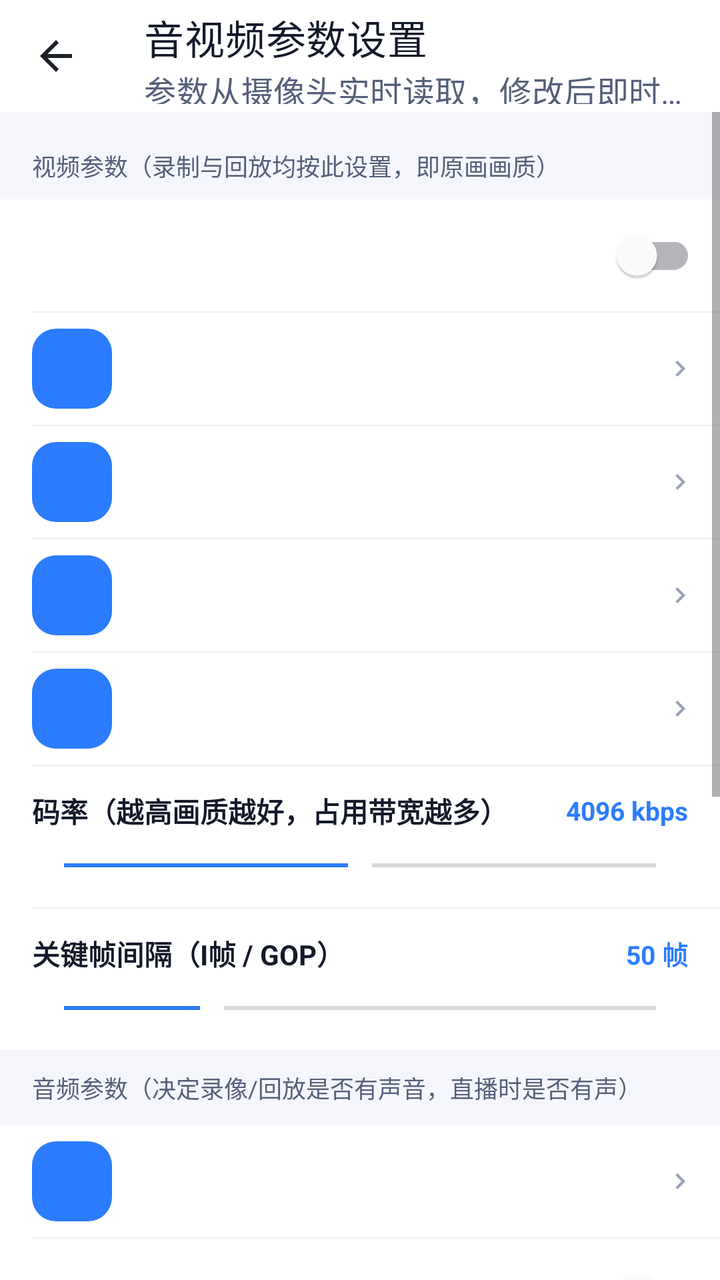
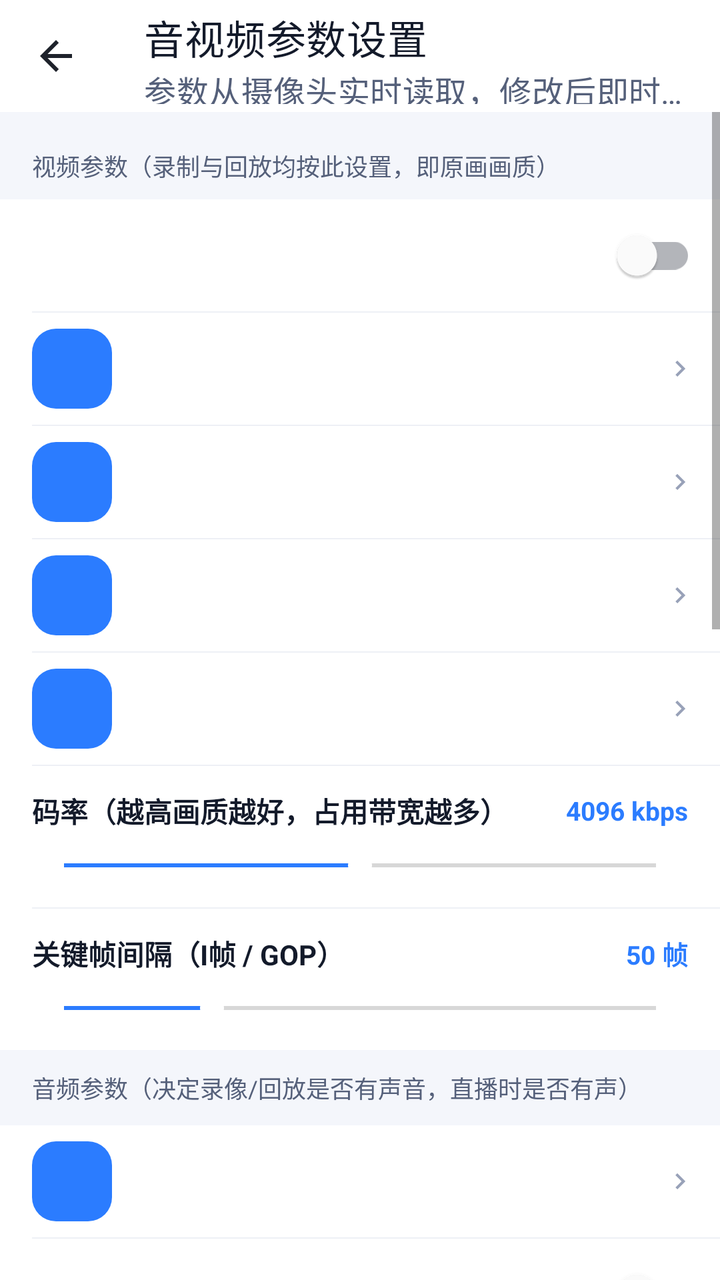

Compare the two renders of this Android layout. The source of the first and the diff that turns it into the second are given below.
<!-- AndroidManifest.xml: application theme Theme.CameraManager -->
<!-- res/layout/activity_video_audio_config.xml -->
<?xml version="1.0" encoding="utf-8"?>
<androidx.coordinatorlayout.widget.CoordinatorLayout
    xmlns:android="http://schemas.android.com/apk/res/android"
    xmlns:app="http://schemas.android.com/apk/res-auto"
    android:layout_width="match_parent" android:layout_height="match_parent"
    android:background="@color/bg_page">

    <com.google.android.material.appbar.AppBarLayout
        android:layout_width="match_parent" android:layout_height="wrap_content"
        android:background="@color/white" app:elevation="0dp">
        <androidx.appcompat.widget.Toolbar
            android:id="@+id/toolbar"
            android:layout_width="match_parent" android:layout_height="?attr/actionBarSize"
            app:title="音视频参数设置"
            app:subtitle="参数从摄像头实时读取，修改后即时生效"
            app:titleTextColor="@color/text_primary"
            app:subtitleTextColor="@color/text_secondary"
            app:navigationIcon="@drawable/ic_back_dark"/>
    </com.google.android.material.appbar.AppBarLayout>

    <ScrollView
        android:layout_width="match_parent" android:layout_height="match_parent"
        app:layout_behavior="@string/appbar_scrolling_view_behavior"
        android:fillViewport="true">

        <LinearLayout android:layout_width="match_parent" android:layout_height="wrap_content"
            android:orientation="vertical" android:paddingTop="10dp" android:paddingBottom="40dp">

            
            <TextView
                android:layout_width="match_parent" android:layout_height="wrap_content"
                android:text="视频参数（录制与回放均按此设置，即原画画质）"
                android:textSize="12sp" android:textColor="@color/text_secondary"
                android:paddingHorizontal="16dp" android:paddingVertical="8dp"/>

            <com.google.android.material.card.MaterialCardView
                android:layout_width="match_parent" android:layout_height="wrap_content"
                app:cardElevation="0dp" app:cardCornerRadius="0dp"
                app:cardBackgroundColor="@color/white">
                <LinearLayout android:layout_width="match_parent" android:layout_height="wrap_content"
                    android:orientation="vertical">

                    
                    <include android:id="@+id/rowVideoEnabled" layout="@layout/item_setting_row_switch"/>
                    <View style="@style/SettingDivider" android:layout_marginStart="16dp"/>

                    
                    <include android:id="@+id/rowCodec" layout="@layout/item_setting_row"/>
                    <View style="@style/SettingDivider" android:layout_marginStart="16dp"/>

                    
                    <include android:id="@+id/rowResolution" layout="@layout/item_setting_row"/>
                    <View style="@style/SettingDivider" android:layout_marginStart="16dp"/>

                    
                    <include android:id="@+id/rowFps" layout="@layout/item_setting_row"/>
                    <View style="@style/SettingDivider" android:layout_marginStart="16dp"/>

                    
                    <include android:id="@+id/rowRcMode" layout="@layout/item_setting_row"/>
                    <View style="@style/SettingDivider" android:layout_marginStart="16dp"/>

                    
                    <LinearLayout
                        android:layout_width="match_parent" android:layout_height="wrap_content"
                        android:orientation="vertical" android:paddingHorizontal="16dp"
                        android:paddingVertical="12dp"
                        android:background="?attr/selectableItemBackground">
                        <LinearLayout android:layout_width="match_parent" android:layout_height="wrap_content"
                            android:gravity="center_vertical">
                            <TextView android:layout_width="0dp" android:layout_height="wrap_content"
                                android:layout_weight="1"
                                android:textColor="@color/text_primary" android:textSize="14sp"
                                android:textStyle="bold" android:text="码率（越高画质越好，占用带宽越多）"/>
                            <TextView android:id="@+id/tvBitrateValue"
                                android:layout_width="wrap_content" android:layout_height="wrap_content"
                                android:textColor="@color/brand_primary" android:textSize="13sp"
                                android:textStyle="bold" android:text="4096 kbps"/>
                        </LinearLayout>
                        <SeekBar android:id="@+id/seekBitrate"
                            android:layout_width="match_parent" android:layout_height="wrap_content"
                            android:max="12" android:progress="6"
                            android:progressTint="@color/brand_primary"
                            android:thumbTint="@color/white" android:layout_marginTop="8dp"/>
                    </LinearLayout>

                    <View style="@style/SettingDivider" android:layout_marginStart="16dp"/>

                    
                    <LinearLayout
                        android:layout_width="match_parent" android:layout_height="wrap_content"
                        android:orientation="vertical" android:paddingHorizontal="16dp"
                        android:paddingVertical="12dp">
                        <LinearLayout android:layout_width="match_parent" android:layout_height="wrap_content"
                            android:gravity="center_vertical">
                            <TextView android:layout_width="0dp" android:layout_height="wrap_content"
                                android:layout_weight="1"
                                android:textColor="@color/text_primary" android:textSize="14sp"
                                android:textStyle="bold" android:text="关键帧间隔（I帧 / GOP）"/>
                            <TextView android:id="@+id/tvGopValue"
                                android:layout_width="wrap_content" android:layout_height="wrap_content"
                                android:textColor="@color/brand_primary" android:textSize="13sp"
                                android:textStyle="bold" android:text="50 帧"/>
                        </LinearLayout>
                        <SeekBar android:id="@+id/seekGop"
                            android:layout_width="match_parent" android:layout_height="wrap_content"
                            android:max="40" android:progress="10"
                            android:progressTint="@color/brand_primary"
                            android:thumbTint="@color/white" android:layout_marginTop="8dp"/>
                    </LinearLayout>

                </LinearLayout>
            </com.google.android.material.card.MaterialCardView>

            
            <TextView
                android:layout_width="match_parent" android:layout_height="wrap_content"
                android:text="音频参数（决定录像/回放是否有声音，直播时是否有声）"
                android:textSize="12sp" android:textColor="@color/text_secondary"
                android:paddingHorizontal="16dp" android:paddingVertical="10dp"/>

            <com.google.android.material.card.MaterialCardView
                android:layout_width="match_parent" android:layout_height="wrap_content"
                app:cardElevation="0dp" app:cardCornerRadius="0dp"
                app:cardBackgroundColor="@color/white">
                <LinearLayout android:layout_width="match_parent" android:layout_height="wrap_content"
                    android:orientation="vertical">

                    
                    <include android:id="@+id/rowStreamType" layout="@layout/item_setting_row"/>
                    <View style="@style/SettingDivider" android:layout_marginStart="16dp"/>

                    
                    <include android:id="@+id/rowAudioEnabled" layout="@layout/item_setting_row_switch"/>
                    <View style="@style/SettingDivider" android:layout_marginStart="16dp"/>

                    
                    <include android:id="@+id/rowAudioCodec" layout="@layout/item_setting_row"/>
                    <View style="@style/SettingDivider" android:layout_marginStart="16dp"/>

                    
                    <include android:id="@+id/rowAudioSample" layout="@layout/item_setting_row"/>
                    <View style="@style/SettingDivider" android:layout_marginStart="16dp"/>

                    
                    <include android:id="@+id/rowMicVolume" layout="@layout/item_setting_seekbar"/>
                    <View style="@style/SettingDivider" android:layout_marginStart="16dp"/>

                    
                    <include android:id="@+id/rowSpkVolume" layout="@layout/item_setting_seekbar"/>

                </LinearLayout>
            </com.google.android.material.card.MaterialCardView>

            
            <LinearLayout android:layout_width="match_parent" android:layout_height="wrap_content"
                android:orientation="horizontal" android:padding="14dp"
                android:layout_marginTop="6dp">
                <Button
                    android:id="@+id/btnReset"
                    android:layout_width="0dp" android:layout_height="46dp"
                    android:layout_weight="1"
                    android:layout_marginEnd="10dp"
                    style="?attr/materialButtonOutlinedStyle"
                    android:text="重新读取摄像头"/>
                <Button
                    android:id="@+id/btnSave"
                    android:layout_width="0dp" android:layout_height="46dp"
                    android:layout_weight="1.2"
                    style="?attr/materialButtonStyle"
                    android:text="保存到摄像头"/>
            </LinearLayout>

            <TextView android:id="@+id/tvReadonlyHint"
                android:layout_width="match_parent" android:layout_height="wrap_content"
                android:paddingHorizontal="16dp" android:paddingBottom="12dp"
                android:textColor="#FFFF9800" android:textSize="12sp"
                android:visibility="gone"
                android:text="● 当前设备通过通用协议（ONVIF/乐橙）仅支持只读探测，\n  修改视频/音频参数请使用厂商官方App设置。"/>
        </LinearLayout>
    </ScrollView>
</androidx.coordinatorlayout.widget.CoordinatorLayout>
<!-- res/layout/item_setting_row_switch.xml (included above) -->
<?xml version="1.0" encoding="utf-8"?>
<LinearLayout xmlns:android="http://schemas.android.com/apk/res/android"
    xmlns:app="http://schemas.android.com/apk/res-auto"
    android:layout_width="match_parent" android:layout_height="56dp"
    android:orientation="horizontal" android:gravity="center_vertical"
    android:background="?attr/selectableItemBackground"
    android:paddingStart="16dp" android:paddingEnd="12dp">

    <ImageView android:id="@+id/ivIcon"
        android:layout_width="24dp" android:layout_height="24dp"
        android:contentDescription="icon"/>

    <LinearLayout android:layout_width="0dp" android:layout_height="wrap_content"
        android:layout_weight="1" android:orientation="vertical"
        android:layout_marginStart="14dp">
        <TextView android:id="@+id/tvTitle"
            android:layout_width="wrap_content" android:layout_height="wrap_content"
            android:textColor="@color/text_primary" android:textSize="14sp"
            android:textStyle="bold"/>
        <TextView android:id="@+id/tvSubtitle"
            android:layout_width="wrap_content" android:layout_height="wrap_content"
            android:textColor="@color/text_secondary" android:textSize="11sp"
            android:layout_marginTop="1dp" android:visibility="gone"/>
    </LinearLayout>

    <com.google.android.material.switchmaterial.SwitchMaterial android:id="@+id/switchRow"
        android:layout_width="wrap_content" android:layout_height="wrap_content"/>
</LinearLayout>
<!-- res/layout/item_setting_row.xml (included above) -->
<?xml version="1.0" encoding="utf-8"?>
<LinearLayout xmlns:android="http://schemas.android.com/apk/res/android"
    xmlns:app="http://schemas.android.com/apk/res-auto"
    android:layout_width="match_parent" android:layout_height="@dimen/row_height"
    android:orientation="horizontal" android:gravity="center_vertical"
    android:background="?attr/selectableItemBackground"
    android:paddingStart="@dimen/spacing_lg" android:paddingEnd="@dimen/spacing_md">

    
    <FrameLayout
        android:id="@+id/iconWrap"
        android:layout_width="@dimen/icon_circle_bg" android:layout_height="@dimen/icon_circle_bg"
        android:background="@drawable/bg_icon_round">
        <ImageView android:id="@+id/ivIcon"
            android:layout_width="@dimen/icon_md" android:layout_height="@dimen/icon_md"
            android:layout_gravity="center"
            android:contentDescription="icon"
            app:tint="@color/white"/>
    </FrameLayout>

    <LinearLayout android:layout_width="0dp" android:layout_height="wrap_content"
        android:layout_weight="1" android:orientation="vertical"
        android:layout_marginStart="@dimen/spacing_md">
        <TextView android:id="@+id/tvTitle"
            android:layout_width="wrap_content" android:layout_height="wrap_content"
            android:textColor="@color/text_primary" android:textSize="@dimen/text_md"
            android:textStyle="bold"/>
        <TextView android:id="@+id/tvSubtitle"
            android:layout_width="wrap_content" android:layout_height="wrap_content"
            android:textColor="@color/text_secondary" android:textSize="@dimen/text_xs"
            android:layout_marginTop="2dp" android:visibility="gone"/>
    </LinearLayout>

    <TextView android:id="@+id/tvValue"
        android:layout_width="wrap_content" android:layout_height="wrap_content"
        android:textColor="@color/text_tertiary" android:textSize="@dimen/text_sm"
        android:layout_marginEnd="@dimen/spacing_sm"/>

    <ImageView android:id="@+id/ivArrow"
        android:layout_width="@dimen/icon_sm" android:layout_height="@dimen/icon_sm"
        android:src="@drawable/ic_chevron_right"
        android:contentDescription="arrow"
        app:tint="@color/text_tertiary"/>
</LinearLayout>
<!-- res/layout/item_setting_seekbar.xml (included above) -->
<?xml version="1.0" encoding="utf-8"?>
<LinearLayout xmlns:android="http://schemas.android.com/apk/res/android"
    xmlns:app="http://schemas.android.com/apk/res-auto"
    android:layout_width="match_parent" android:layout_height="wrap_content"
    android:orientation="vertical"
    android:background="?attr/selectableItemBackground"
    android:paddingStart="16dp" android:paddingEnd="16dp"
    android:paddingTop="12dp" android:paddingBottom="12dp">

    <LinearLayout android:layout_width="match_parent" android:layout_height="wrap_content"
        android:orientation="horizontal" android:gravity="center_vertical">
        <TextView android:id="@+id/tvTitle"
            android:layout_width="0dp" android:layout_height="wrap_content"
            android:layout_weight="1"
            android:textColor="@color/text_primary" android:textSize="14sp"
            android:textStyle="bold"/>
        <TextView android:id="@+id/tvValue"
            android:layout_width="wrap_content" android:layout_height="wrap_content"
            android:textColor="@color/text_tertiary" android:textSize="13sp"/>
    </LinearLayout>

    <LinearLayout android:layout_width="match_parent" android:layout_height="wrap_content"
        android:orientation="horizontal" android:gravity="center_vertical"
        android:layout_marginTop="8dp">
        <ImageView android:layout_width="20dp" android:layout_height="20dp"
            android:src="@drawable/ic_volume" app:tint="@color/text_tertiary"
            android:contentDescription="vol_min"/>
        <SeekBar android:id="@+id/seekRow"
            android:layout_width="0dp" android:layout_height="wrap_content"
            android:layout_weight="1" android:max="100"
            android:layout_marginHorizontal="8dp"
            android:progressTint="@color/brand_primary"
            android:thumbTint="@color/white"/>
        <ImageView android:layout_width="20dp" android:layout_height="20dp"
            android:src="@drawable/ic_volume" app:tint="@color/text_primary"
            android:contentDescription="vol_max"/>
    </LinearLayout>
</LinearLayout>
<!-- resources referenced by this layout -->
<resources>
  <color name="bg_page">#F4F6FB</color>
  <color name="brand_primary">#2B7CFF</color>
  <color name="text_primary">#131A2A</color>
  <color name="text_secondary">#55607A</color>
  <color name="text_tertiary">#98A1B8</color>
  <color name="white">#FFFFFF</color>
  <dimen name="icon_circle_bg">40dp</dimen>
  <dimen name="icon_md">20dp</dimen>
  <dimen name="icon_sm">16dp</dimen>
  <dimen name="row_height">56dp</dimen>
  <dimen name="spacing_lg">16dp</dimen>
  <dimen name="spacing_md">12dp</dimen>
  <dimen name="spacing_sm">8dp</dimen>
  <dimen name="text_md">14sp</dimen>
  <dimen name="text_sm">12sp</dimen>
  <dimen name="text_xs">11sp</dimen>
  <!-- drawable bg_icon_round (drawable) -->
  <?xml version="1.0" encoding="utf-8"?>
  <shape xmlns:android="http://schemas.android.com/apk/res/android" android:shape="rectangle">
      <solid android:color="@color/brand_primary"/>
      <corners android:radius="12dp"/>
  </shape>
  <!-- drawable ic_back_dark (drawable) -->
  <vector xmlns:android="http://schemas.android.com/apk/res/android"
      android:width="24dp" android:height="24dp"
      android:viewportWidth="24" android:viewportHeight="24">
      <path android:fillColor="#1E222B"
          android:pathData="M20,11H7.8l5.6,-5.6L12,4l-8,8l8,8l1.4,-1.4L7.8,13H20v-2z"/>
  </vector>
  <!-- drawable ic_chevron_right (drawable) -->
  <?xml version="1.0" encoding="utf-8"?>
  <vector xmlns:android="http://schemas.android.com/apk/res/android"
      android:width="24dp" android:height="24dp"
      android:viewportWidth="24" android:viewportHeight="24"
      android:tint="#5C6678">
      <path
          android:fillColor="@android:color/white"
          android:pathData="M10,6l-1.41,1.41L13.17,12l-4.58,4.59L10,18l6,-6z"/>
  </vector>
  <!-- drawable ic_volume (drawable) -->
  <vector xmlns:android="http://schemas.android.com/apk/res/android"
      android:width="24dp" android:height="24dp"
      android:viewportWidth="24" android:viewportHeight="24">
      <path android:fillColor="#FFFFFF"
          android:pathData="M3,9v6h4l5,5V4L7,9H3zM16.5,12c0,-1.8 -1,-3.3 -2.5,-4v8C15.5,15.3 16.5,13.8 16.5,12zM14,3.2v2.1c2.9,0.9 5,3.5 5,6.7s-2.1,5.8 -5,6.7v2.1c4,-0.9 7,-4.5 7,-8.8S18,4.1 14,3.2z"/>
  </vector>
  <style name="SettingDivider">
          <item name="android:layout_width">match_parent</item>
          <item name="android:layout_height">0.5dp</item>
          <item name="android:background">@color/divider</item>
      </style>
  <color name="divider">#EEF0F5</color>
  <color name="brand_primary_dark">#1E64D6</color>
  <color name="brand_accent">#12C2A0</color>
  <color name="bg_card">#FFFFFF</color>
  <color name="error_red">#F5555B</color>
  <style name="AlertDialogLight" parent="ThemeOverlay.MaterialComponents.MaterialAlertDialog">
          <item name="android:background">@color/bg_card</item>
          <item name="android:textColorPrimary">@color/text_primary</item>
          <item name="colorSurface">@color/bg_card</item>
      </style>
</resources>

<!-- the commit's change to res/layout/activity_video_audio_config.xml (unified diff, before → after) -->
@@ -148,6 +148,118 @@
 
                     
                     <include android:id="@+id/rowSpkVolume" layout="@layout/item_setting_seekbar"/>
+
+                </LinearLayout>
+            </com.google.android.material.card.MaterialCardView>
+
+            
+            <TextView android:id="@+id/tvImageGroupTitle"
+                android:layout_width="match_parent" android:layout_height="wrap_content"
+                android:text="图像参数（实时调整画质，走 ONVIF Imaging）"
+                android:textSize="12sp" android:textColor="@color/text_secondary"
+                android:paddingHorizontal="16dp" android:paddingVertical="10dp"/>
+
+            <com.google.android.material.card.MaterialCardView android:id="@+id/cardImage"
+                android:layout_width="match_parent" android:layout_height="wrap_content"
+                app:cardElevation="0dp" app:cardCornerRadius="0dp"
+                app:cardBackgroundColor="@color/white">
+                <LinearLayout android:layout_width="match_parent" android:layout_height="wrap_content"
+                    android:orientation="vertical">
+
+                    
+                    <LinearLayout
+                        android:layout_width="match_parent" android:layout_height="wrap_content"
+                        android:orientation="vertical" android:paddingHorizontal="16dp"
+                        android:paddingVertical="12dp">
+                        <LinearLayout android:layout_width="match_parent" android:layout_height="wrap_content"
+                            android:gravity="center_vertical">
+                            <TextView android:layout_width="0dp" android:layout_height="wrap_content"
+                                android:layout_weight="1"
+                                android:textColor="@color/text_primary" android:textSize="14sp"
+                                android:textStyle="bold" android:text="亮度"/>
+                            <TextView android:id="@+id/tvBrightnessValue"
+                                android:layout_width="wrap_content" android:layout_height="wrap_content"
+                                android:textColor="@color/brand_primary" android:textSize="13sp"
+                                android:textStyle="bold" android:text="50"/>
+                        </LinearLayout>
+                        <SeekBar android:id="@+id/seekBrightness"
+                            android:layout_width="match_parent" android:layout_height="wrap_content"
+                            android:max="100" android:progress="50"
+                            android:progressTint="@color/brand_primary"
+                            android:thumbTint="@color/white" android:layout_marginTop="8dp"/>
+                    </LinearLayout>
+                    <View style="@style/SettingDivider" android:layout_marginStart="16dp"/>
+
+                    
+                    <LinearLayout
+                        android:layout_width="match_parent" android:layout_height="wrap_content"
+                        android:orientation="vertical" android:paddingHorizontal="16dp"
+                        android:paddingVertical="12dp">
+                        <LinearLayout android:layout_width="match_parent" android:layout_height="wrap_content"
+                            android:gravity="center_vertical">
+                            <TextView android:layout_width="0dp" android:layout_height="wrap_content"
+                                android:layout_weight="1"
+                                android:textColor="@color/text_primary" android:textSize="14sp"
+                                android:textStyle="bold" android:text="对比度"/>
+                            <TextView android:id="@+id/tvContrastValue"
+                                android:layout_width="wrap_content" android:layout_height="wrap_content"
+                                android:textColor="@color/brand_primary" android:textSize="13sp"
+                                android:textStyle="bold" android:text="50"/>
+                        </LinearLayout>
+                        <SeekBar android:id="@+id/seekContrast"
+                            android:layout_width="match_parent" android:layout_height="wrap_content"
+                            android:max="100" android:progress="50"
+                            android:progressTint="@color/brand_primary"
+                            android:thumbTint="@color/white" android:layout_marginTop="8dp"/>
+                    </LinearLayout>
+                    <View style="@style/SettingDivider" android:layout_marginStart="16dp"/>
+
+                    
+                    <LinearLayout
+                        android:layout_width="match_parent" android:layout_height="wrap_content"
+                        android:orientation="vertical" android:paddingHorizontal="16dp"
+                        android:paddingVertical="12dp">
+                        <LinearLayout android:layout_width="match_parent" android:layout_height="wrap_content"
+                            android:gravity="center_vertical">
+                            <TextView android:layout_width="0dp" android:layout_height="wrap_content"
+                                android:layout_weight="1"
+                                android:textColor="@color/text_primary" android:textSize="14sp"
+                                android:textStyle="bold" android:text="饱和度"/>
+                            <TextView android:id="@+id/tvSaturationValue"
+                                android:layout_width="wrap_content" android:layout_height="wrap_content"
+                                android:textColor="@color/brand_primary" android:textSize="13sp"
+                                android:textStyle="bold" android:text="50"/>
+                        </LinearLayout>
+                        <SeekBar android:id="@+id/seekSaturation"
+                            android:layout_width="match_parent" android:layout_height="wrap_content"
+                            android:max="100" android:progress="50"
+                            android:progressTint="@color/brand_primary"
+                            android:thumbTint="@color/white" android:layout_marginTop="8dp"/>
+                    </LinearLayout>
+                    <View style="@style/SettingDivider" android:layout_marginStart="16dp"/>
+
+                    
+                    <LinearLayout
+                        android:layout_width="match_parent" android:layout_height="wrap_content"
+                        android:orientation="vertical" android:paddingHorizontal="16dp"
+                        android:paddingVertical="12dp">
+                        <LinearLayout android:layout_width="match_parent" android:layout_height="wrap_content"
+                            android:gravity="center_vertical">
+                            <TextView android:layout_width="0dp" android:layout_height="wrap_content"
+                                android:layout_weight="1"
+                                android:textColor="@color/text_primary" android:textSize="14sp"
+                                android:textStyle="bold" android:text="锐度"/>
+                            <TextView android:id="@+id/tvSharpnessValue"
+                                android:layout_width="wrap_content" android:layout_height="wrap_content"
+                                android:textColor="@color/brand_primary" android:textSize="13sp"
+                                android:textStyle="bold" android:text="50"/>
+                        </LinearLayout>
+                        <SeekBar android:id="@+id/seekSharpness"
+                            android:layout_width="match_parent" android:layout_height="wrap_content"
+                            android:max="100" android:progress="50"
+                            android:progressTint="@color/brand_primary"
+                            android:thumbTint="@color/white" android:layout_marginTop="8dp"/>
+                    </LinearLayout>
 
                 </LinearLayout>
             </com.google.android.material.card.MaterialCardView>
